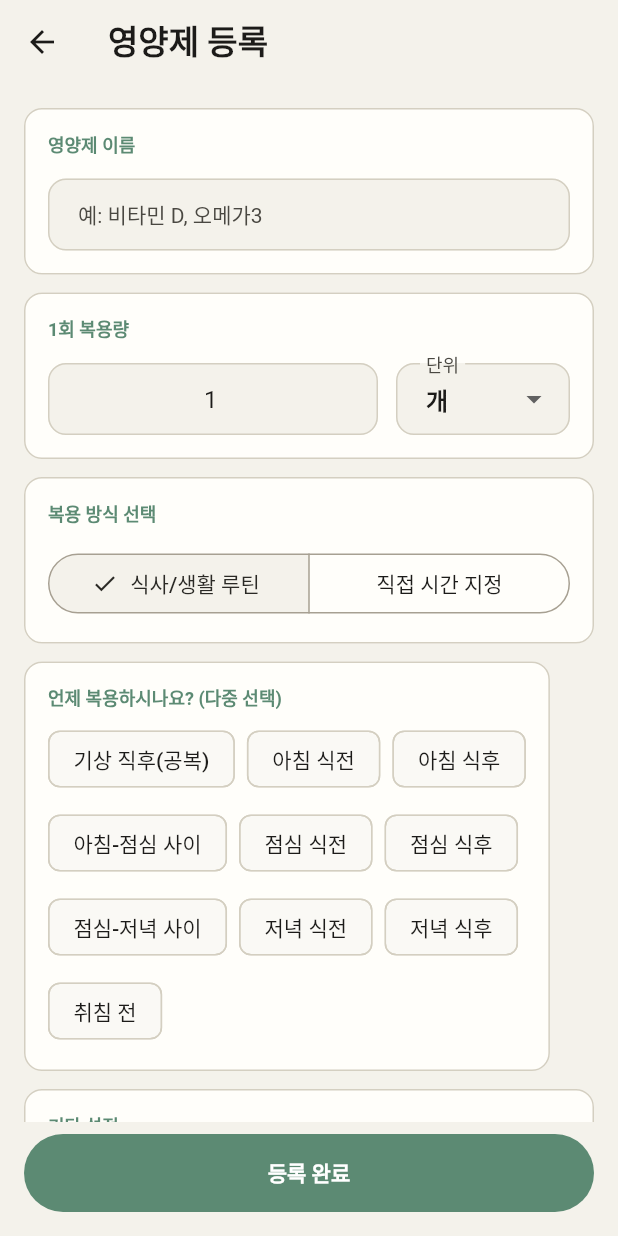
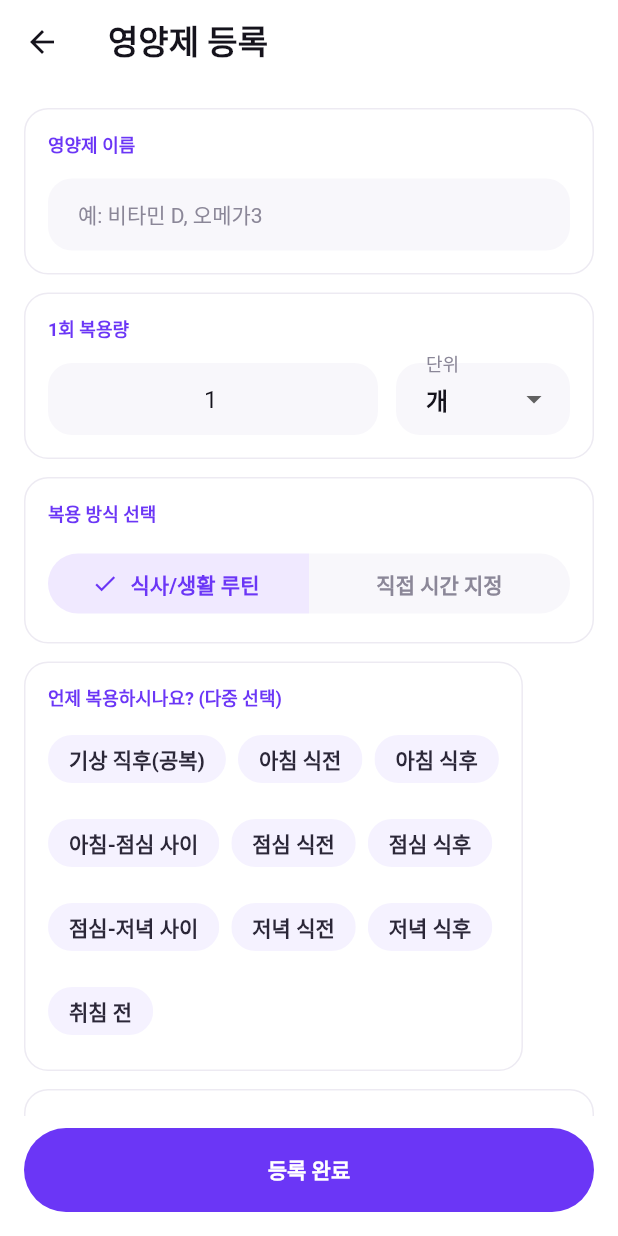
Before and after one commit to Jiyeong-kor/supplement_routine, a Flutter app: the screen it shows after launch, after a tap on the "add" icon, on a phone screen of 412 x 824 dp. Run offline on Flutter 3.47's test engine with Material 3 defaults, Android fonts, the phone set to English and light mode, and no system bars; our stand-ins replace flutter_local_notifications, flutter_riverpod, flutter_timezone, shared_preferences, timezone; Roboto replaces fonts that are missing (Pretendard).

Commit message:
Update app design system styling

```diff
--- a/lib/app/app_colors.dart
+++ b/lib/app/app_colors.dart
@@ -1,11 +1,11 @@
 import 'package:flutter/material.dart';
 
 class AppColors {
-  static const seed = Color(0xFF5C8A73);
+  static const seed = Color(0xFF6B36F6);
 
-  static const success = Color(0xFF466C59);
-  static const warning = Color(0xFFB26A00);
-  static const error = Color(0xFFB3261E);
+  static const success = Color(0xFF20B486);
+  static const warning = Color(0xFFFFB020);
+  static const error = Color(0xFFE5484D);
 
   static ColorScheme lightScheme =
       ColorScheme.fromSeed(
@@ -14,27 +14,27 @@ class AppColors {
       ).copyWith(
         primary: seed,
         onPrimary: Colors.white,
-        primaryContainer: const Color(0xFFE4ECE7),
-        onPrimaryContainer: const Color(0xFF1B2922),
-        secondary: const Color(0xFF6B756F),
+        primaryContainer: const Color(0xFFF0E9FF),
+        onPrimaryContainer: const Color(0xFF26105F),
+        secondary: const Color(0xFF7E7A8D),
         onSecondary: Colors.white,
-        secondaryContainer: const Color(0xFFF4F2EB),
-        onSecondaryContainer: const Color(0xFF2A2925),
-        tertiary: const Color(0xFF7B6B54),
+        secondaryContainer: const Color(0xFFF5F2FF),
+        onSecondaryContainer: const Color(0xFF2B2738),
+        tertiary: const Color(0xFFFFB84D),
         onTertiary: Colors.white,
-        tertiaryContainer: const Color(0xFFEDE3D6),
-        onTertiaryContainer: const Color(0xFF2F2417),
-        surface: const Color(0xFFFAF9F5),
-        onSurface: const Color(0xFF1C1B19),
-        surfaceContainerLow: const Color(0xFFFFFEFA),
-        surfaceContainer: const Color(0xFFF4F2EB),
-        surfaceContainerHigh: const Color(0xFFECE8DD),
-        surfaceContainerHighest: const Color(0xFFE6E2D5),
-        onSurfaceVariant: const Color(0xFF4A4842),
+        tertiaryContainer: const Color(0xFFFFF3D8),
+        onTertiaryContainer: const Color(0xFF4C3500),
+        surface: Colors.white,
+        onSurface: const Color(0xFF15131C),
+        surfaceContainerLow: Colors.white,
+        surfaceContainer: const Color(0xFFF8F7FB),
+        surfaceContainerHigh: const Color(0xFFF2F0F7),
+        surfaceContainerHighest: const Color(0xFFEAE7F2),
+        onSurfaceVariant: const Color(0xFF8B8798),
         error: error,
         onError: Colors.white,
-        outline: const Color(0xFFA7A092),
-        outlineVariant: const Color(0xFFD4CFC1),
+        outline: const Color(0xFFC9C4D7),
+        outlineVariant: const Color(0xFFE8E5EF),
       );
 
   static ColorScheme darkScheme =
@@ -42,28 +42,28 @@ class AppColors {
         seedColor: seed,
         brightness: Brightness.dark,
       ).copyWith(
-        primary: const Color(0xFFA3C2B1),
-        onPrimary: const Color(0xFF1B2922),
-        primaryContainer: const Color(0xFF365345),
-        onPrimaryContainer: const Color(0xFFE4ECE7),
-        secondary: const Color(0xFFD4CFC1),
-        onSecondary: const Color(0xFF2A2925),
-        secondaryContainer: const Color(0xFF3A3832),
-        onSecondaryContainer: const Color(0xFFF4F2EB),
-        tertiary: const Color(0xFFD9C2A3),
-        onTertiary: const Color(0xFF352716),
-        tertiaryContainer: const Color(0xFF4B3924),
-        onTertiaryContainer: const Color(0xFFF4E4CC),
-        surface: const Color(0xFF1C1B19),
-        onSurface: const Color(0xFFF4F2EB),
-        surfaceContainerLow: const Color(0xFF24231F),
-        surfaceContainer: const Color(0xFF2A2925),
-        surfaceContainerHigh: const Color(0xFF34322D),
-        surfaceContainerHighest: const Color(0xFF403D37),
-        onSurfaceVariant: const Color(0xFFD4CFC1),
-        error: const Color(0xFFFFB4AB),
-        onError: const Color(0xFF690005),
-        outline: const Color(0xFF938D81),
-        outlineVariant: const Color(0xFF4A4842),
+        primary: const Color(0xFFB8A0FF),
+        onPrimary: const Color(0xFF26005D),
+        primaryContainer: const Color(0xFF3C1A8F),
+        onPrimaryContainer: const Color(0xFFF0E9FF),
+        secondary: const Color(0xFFCFC9DE),
+        onSecondary: const Color(0xFF302A3F),
+        secondaryContainer: const Color(0xFF2E2939),
+        onSecondaryContainer: const Color(0xFFF3EFFC),
+        tertiary: const Color(0xFFFFD071),
+        onTertiary: const Color(0xFF422C00),
+        tertiaryContainer: const Color(0xFF5F4300),
+        onTertiaryContainer: const Color(0xFFFFF0CA),
+        surface: const Color(0xFF15131C),
+        onSurface: const Color(0xFFF8F7FB),
+        surfaceContainerLow: const Color(0xFF1E1B27),
+        surfaceContainer: const Color(0xFF24202E),
+        surfaceContainerHigh: const Color(0xFF302B3A),
+        surfaceContainerHighest: const Color(0xFF3C3548),
+        onSurfaceVariant: const Color(0xFFCFC9DE),
+        error: const Color(0xFFFFB3B6),
+        onError: const Color(0xFF680007),
+        outline: const Color(0xFF958EA6),
+        outlineVariant: const Color(0xFF4B4558),
       );
 }
--- a/lib/app/app_components.dart
+++ b/lib/app/app_components.dart
@@ -6,30 +6,32 @@ import 'app_spacing.dart';
 class AppComponents {
   static ButtonStyle filledButtonStyle(ColorScheme colorScheme) {
     return FilledButton.styleFrom(
-      minimumSize: const Size.fromHeight(52),
+      minimumSize: const Size.fromHeight(56),
       shape: const StadiumBorder(),
-      textStyle: const TextStyle(fontWeight: FontWeight.w600),
+      textStyle: const TextStyle(fontWeight: FontWeight.w700),
     );
   }
 
   static ButtonStyle textButtonStyle(ColorScheme colorScheme) {
     return TextButton.styleFrom(
       shape: const StadiumBorder(),
-      textStyle: const TextStyle(fontWeight: FontWeight.w600),
+      textStyle: const TextStyle(fontWeight: FontWeight.w700),
     );
   }
 
   static OutlinedBorder cardShape(ColorScheme colorScheme) {
     return RoundedRectangleBorder(
-      borderRadius: AppRadius.mdBorder,
-      side: BorderSide(color: colorScheme.outlineVariant),
+      borderRadius: AppRadius.lgBorder,
+      side: BorderSide(
+        color: colorScheme.outlineVariant.withValues(alpha: 0.8),
+      ),
     );
   }
 
   static InputBorder inputBorder(ColorScheme colorScheme) {
     return OutlineInputBorder(
-      borderRadius: AppRadius.mdBorder,
-      borderSide: BorderSide(color: colorScheme.outlineVariant),
+      borderRadius: AppRadius.lgBorder,
+      borderSide: BorderSide.none,
     );
   }
 
--- a/lib/app/app_theme.dart
+++ b/lib/app/app_theme.dart
@@ -21,14 +21,16 @@ class AppTheme {
       colorScheme: colorScheme,
       fontFamily: AppTypography.fontFamily,
       textTheme: textTheme,
-      scaffoldBackgroundColor: colorScheme.surfaceContainer,
+      scaffoldBackgroundColor: colorScheme.surface,
       visualDensity: VisualDensity.standard,
       appBarTheme: AppBarTheme(
         centerTitle: false,
-        scrolledUnderElevation: 1,
-        backgroundColor: colorScheme.surfaceContainer,
+        scrolledUnderElevation: 0,
+        backgroundColor: colorScheme.surface,
         foregroundColor: colorScheme.onSurface,
-        titleTextStyle: textTheme.titleLarge,
+        titleTextStyle: textTheme.titleLarge?.copyWith(
+          fontWeight: FontWeight.w700,
+        ),
         elevation: 0,
       ),
       cardTheme: CardThemeData(
@@ -50,11 +52,11 @@ class AppTheme {
         border: AppComponents.inputBorder(colorScheme),
         enabledBorder: AppComponents.inputBorder(colorScheme),
         focusedBorder: OutlineInputBorder(
-          borderRadius: AppRadius.mdBorder,
-          borderSide: BorderSide(color: colorScheme.primary, width: 1.5),
+          borderRadius: AppRadius.lgBorder,
+          borderSide: BorderSide(color: colorScheme.primary, width: 1.2),
         ),
         errorBorder: OutlineInputBorder(
-          borderRadius: AppRadius.mdBorder,
+          borderRadius: AppRadius.lgBorder,
           borderSide: BorderSide(color: colorScheme.error),
         ),
         hintStyle: textTheme.bodyMedium?.copyWith(
@@ -63,17 +65,25 @@ class AppTheme {
       ),
       navigationBarTheme: NavigationBarThemeData(
         labelBehavior: NavigationDestinationLabelBehavior.alwaysShow,
-        indicatorColor: colorScheme.primary.withValues(alpha: 0.1),
+        indicatorColor: colorScheme.primaryContainer,
         backgroundColor: colorScheme.surface,
         elevation: 0,
+        iconTheme: WidgetStateProperty.resolveWith((states) {
+          final selected = states.contains(WidgetState.selected);
+
+          return IconThemeData(
+            color: selected ? colorScheme.primary : colorScheme.outline,
+            size: selected ? 26 : 24,
+          );
+        }),
         labelTextStyle: WidgetStateProperty.resolveWith((states) {
           final color = states.contains(WidgetState.selected)
               ? colorScheme.primary
-              : colorScheme.onSurfaceVariant;
+              : colorScheme.outline;
 
           return textTheme.labelMedium?.copyWith(
             color: color,
-            fontWeight: FontWeight.w600,
+            fontWeight: FontWeight.w700,
           );
         }),
       ),
@@ -94,10 +104,10 @@ class AppTheme {
           backgroundColor: colorScheme.surfaceContainerLow,
           foregroundColor: colorScheme.primary,
           minimumSize: const Size.fromHeight(54),
-          elevation: 1,
+          elevation: 0,
           shape: const StadiumBorder(),
           textStyle: textTheme.labelLarge?.copyWith(
-            fontWeight: FontWeight.w600,
+            fontWeight: FontWeight.w700,
           ),
         ),
       ),
@@ -127,7 +137,7 @@ class AppTheme {
         iconColor: colorScheme.onSurfaceVariant,
         textColor: colorScheme.onSurface,
         titleTextStyle: textTheme.bodyLarge?.copyWith(
-          fontWeight: FontWeight.w500,
+          fontWeight: FontWeight.w600,
         ),
         subtitleTextStyle: textTheme.bodySmall?.copyWith(
           color: colorScheme.onSurfaceVariant,
@@ -138,11 +148,52 @@ class AppTheme {
         ),
       ),
       chipTheme: ChipThemeData(
-        shape: RoundedRectangleBorder(borderRadius: AppRadius.smBorder),
-        labelStyle: textTheme.labelLarge,
-        selectedColor: colorScheme.primary,
-        secondaryLabelStyle: TextStyle(color: colorScheme.onPrimary),
-        side: BorderSide(color: colorScheme.outlineVariant),
+        backgroundColor: colorScheme.secondaryContainer,
+        shape: RoundedRectangleBorder(borderRadius: AppRadius.pillBorder),
+        labelStyle: textTheme.labelLarge?.copyWith(
+          color: colorScheme.onSecondaryContainer,
+          fontWeight: FontWeight.w700,
+        ),
+        selectedColor: colorScheme.primaryContainer,
+        secondaryLabelStyle: TextStyle(
+          color: colorScheme.primary,
+          fontWeight: FontWeight.w700,
+        ),
+        side: BorderSide.none,
+        padding: const EdgeInsets.symmetric(horizontal: AppSpacing.xs),
+      ),
+      switchTheme: SwitchThemeData(
+        thumbColor: WidgetStateProperty.resolveWith((states) {
+          return states.contains(WidgetState.selected)
+              ? colorScheme.primary
+              : colorScheme.outline;
+        }),
+        trackColor: WidgetStateProperty.resolveWith((states) {
+          return states.contains(WidgetState.selected)
+              ? colorScheme.primaryContainer
+              : colorScheme.surfaceContainerHighest;
+        }),
+      ),
+      segmentedButtonTheme: SegmentedButtonThemeData(
+        style: ButtonStyle(
+          backgroundColor: WidgetStateProperty.resolveWith((states) {
+            return states.contains(WidgetState.selected)
+                ? colorScheme.primaryContainer
+                : colorScheme.surfaceContainer;
+          }),
+          foregroundColor: WidgetStateProperty.resolveWith((states) {
+            return states.contains(WidgetState.selected)
+                ? colorScheme.primary
+                : colorScheme.onSurfaceVariant;
+          }),
+          side: WidgetStatePropertyAll(BorderSide.none),
+          shape: WidgetStatePropertyAll(
+            RoundedRectangleBorder(borderRadius: AppRadius.pillBorder),
+          ),
+          textStyle: WidgetStatePropertyAll(
+            textTheme.labelLarge?.copyWith(fontWeight: FontWeight.w700),
+          ),
+        ),
       ),
     );
   }
--- a/lib/app/app_typography.dart
+++ b/lib/app/app_typography.dart
@@ -24,12 +24,12 @@ class AppTypography {
       displayLarge: style(57, 64, FontWeight.w400),
       displayMedium: style(45, 52, FontWeight.w400),
       displaySmall: style(36, 44, FontWeight.w400),
-      headlineLarge: style(32, 40, FontWeight.w600),
-      headlineMedium: style(28, 36, FontWeight.w600),
-      headlineSmall: style(24, 32, FontWeight.w600),
-      titleLarge: style(22, 28, FontWeight.w600),
-      titleMedium: style(16, 24, FontWeight.w600),
-      titleSmall: style(14, 20, FontWeight.w600),
+      headlineLarge: style(32, 40, FontWeight.w700),
+      headlineMedium: style(28, 36, FontWeight.w700),
+      headlineSmall: style(24, 32, FontWeight.w700),
+      titleLarge: style(22, 30, FontWeight.w700),
+      titleMedium: style(16, 24, FontWeight.w700),
+      titleSmall: style(14, 20, FontWeight.w700),
       bodyLarge: style(16, 24, FontWeight.w400),
       bodyMedium: style(14, 20, FontWeight.w400),
       bodySmall: style(12, 16, FontWeight.w400),
--- a/lib/features/history/history_screen.dart
+++ b/lib/features/history/history_screen.dart
@@ -395,9 +395,9 @@ class _HistoryOverviewCard extends StatelessWidget {
     final textTheme = Theme.of(context).textTheme;
     final percent = (summary.completionRate * 100).round();
 
-    return Card.filled(
+    return Card(
       margin: EdgeInsets.zero,
-      color: colorScheme.primaryContainer,
+      color: colorScheme.surfaceContainerLow,
       child: Padding(
         padding: const EdgeInsets.all(AppSpacing.xl),
         child: Column(
@@ -406,15 +406,15 @@ class _HistoryOverviewCard extends StatelessWidget {
             Text(
               l10n.historyTodayOverviewTitle,
               style: textTheme.titleMedium?.copyWith(
-                color: colorScheme.onPrimaryContainer,
+                color: colorScheme.onSurface,
               ),
             ),
             const SizedBox(height: AppSpacing.sm),
             Text(
               l10n.historyPercent(percent),
               style: textTheme.headlineLarge?.copyWith(
-                color: colorScheme.onPrimaryContainer,
-                fontWeight: FontWeight.w600,
+                color: colorScheme.primary,
+                fontWeight: FontWeight.w700,
               ),
             ),
             const SizedBox(height: AppSpacing.sm),
@@ -427,15 +427,15 @@ class _HistoryOverviewCard extends StatelessWidget {
                       summary.totalCount,
                     ),
               style: textTheme.bodyMedium?.copyWith(
-                color: colorScheme.onPrimaryContainer,
+                color: colorScheme.onSurfaceVariant,
               ),
             ),
             const SizedBox(height: AppSpacing.lg),
             LinearProgressIndicator(
               value: summary.completionRate,
-              minHeight: 10,
+              minHeight: 8,
               borderRadius: AppRadius.pillBorder,
-              backgroundColor: colorScheme.primary.withValues(alpha: 0.18),
+              backgroundColor: colorScheme.primaryContainer,
             ),
           ],
         ),
@@ -475,15 +475,15 @@ class _HistoryItem extends StatelessWidget {
               height: 44,
               child: DecoratedBox(
                 decoration: BoxDecoration(
-                  color: _statusColor(colorScheme, completion),
-                  shape: BoxShape.circle,
+                  color: colorScheme.primaryContainer,
+                  borderRadius: AppRadius.pillBorder,
                 ),
                 child: Center(
                   child: Text(
                     '${(completion * 100).round()}',
                     style: textTheme.labelLarge?.copyWith(
-                      color: colorScheme.onPrimary,
-                      fontWeight: FontWeight.w600,
+                      color: _statusColor(colorScheme, completion),
+                      fontWeight: FontWeight.w700,
                     ),
                   ),
                 ),
--- a/lib/features/supplement/supplement_list_screen.dart
+++ b/lib/features/supplement/supplement_list_screen.dart
@@ -193,7 +193,7 @@ class _SupplementListItem extends StatelessWidget {
           children: [
             DecoratedBox(
               decoration: BoxDecoration(
-                color: colorScheme.primaryContainer,
+                color: colorScheme.secondaryContainer,
                 borderRadius: AppRadius.lgBorder,
               ),
               child: Padding(
@@ -282,7 +282,7 @@ class _SupplementMetaChip extends StatelessWidget {
 
     return DecoratedBox(
       decoration: BoxDecoration(
-        color: colorScheme.surfaceContainerHighest,
+        color: colorScheme.primaryContainer,
         borderRadius: AppRadius.pillBorder,
       ),
       child: Padding(
@@ -292,9 +292,10 @@ class _SupplementMetaChip extends StatelessWidget {
         ),
         child: Text(
           label,
-          style: Theme.of(
-            context,
-          ).textTheme.labelSmall?.copyWith(color: colorScheme.onSurfaceVariant),
+          style: Theme.of(context).textTheme.labelSmall?.copyWith(
+            color: colorScheme.primary,
+            fontWeight: FontWeight.w700,
+          ),
         ),
       ),
     );
--- a/lib/features/today/today_screen.dart
+++ b/lib/features/today/today_screen.dart
@@ -44,7 +44,7 @@ class TodayScreen extends ConsumerWidget {
             crossAxisAlignment: CrossAxisAlignment.start,
             children: [
               _TodayHeader(dateText: dateString, quoteText: quoteText),
-              const SizedBox(height: AppSpacing.lg),
+              const SizedBox(height: AppSpacing.xl),
               _TodayProgressCard(done: doneCount, total: totalCount),
               const SizedBox(height: AppSpacing.xxxl),
               Text(
@@ -119,42 +119,31 @@ class _TodayHeader extends StatelessWidget {
     return Column(
       crossAxisAlignment: CrossAxisAlignment.start,
       children: [
-        Text(
-          dateText,
-          style: textTheme.labelLarge?.copyWith(
-            color: colorScheme.primary,
-            fontWeight: FontWeight.w600,
-          ),
-        ),
-        const SizedBox(height: AppSpacing.sm),
-        Card.filled(
-          margin: EdgeInsets.zero,
-          color: colorScheme.primaryContainer,
-          child: Padding(
-            padding: const EdgeInsets.all(AppSpacing.xl),
-            child: Row(
-              children: [
         DecoratedBox(
           decoration: BoxDecoration(
-                    color: colorScheme.primary.withValues(alpha: 0.12),
-                    borderRadius: AppRadius.lgBorder,
+            color: colorScheme.primaryContainer,
+            borderRadius: AppRadius.pillBorder,
           ),
           child: Padding(
-                    padding: const EdgeInsets.all(AppSpacing.md),
-                    child: Icon(Icons.auto_awesome, color: colorScheme.primary),
+            padding: const EdgeInsets.symmetric(
+              horizontal: AppSpacing.md,
+              vertical: AppSpacing.xs,
             ),
-                ),
-                const SizedBox(width: AppSpacing.md),
-                Expanded(
             child: Text(
-                    quoteText,
-                    style: textTheme.bodyMedium?.copyWith(
-                      color: colorScheme.onPrimaryContainer,
+              dateText,
+              style: textTheme.labelMedium?.copyWith(
+                color: colorScheme.primary,
+                fontWeight: FontWeight.w700,
               ),
             ),
           ),
-              ],
         ),
+        const SizedBox(height: AppSpacing.md),
+        Text(
+          quoteText,
+          style: textTheme.headlineSmall?.copyWith(
+            color: colorScheme.onSurface,
+            height: 1.28,
           ),
         ),
       ],
@@ -190,7 +179,7 @@ class _TodayProgressCard extends StatelessWidget {
                 Column(
                   crossAxisAlignment: CrossAxisAlignment.start,
                   children: [
-                    Text(l10n.todayRoutineTitle, style: textTheme.titleSmall),
+                    Text(l10n.todayRoutineTitle, style: textTheme.titleMedium),
                     const SizedBox(height: AppSpacing.xxs),
                     Text(
                       l10n.todayProgressCount(done, total),
@@ -214,8 +203,8 @@ class _TodayProgressCard extends StatelessWidget {
               borderRadius: AppRadius.pillBorder,
               child: LinearProgressIndicator(
                 value: percent,
-                minHeight: 10,
-                backgroundColor: colorScheme.surfaceContainerHighest,
+                minHeight: 8,
+                backgroundColor: colorScheme.primaryContainer,
               ),
             ),
           ],
@@ -268,7 +257,7 @@ class _TodaySupplementItem extends StatelessWidget {
             children: [
               DecoratedBox(
                 decoration: BoxDecoration(
-                  color: colorScheme.primaryContainer,
+                  color: colorScheme.secondaryContainer,
                   borderRadius: AppRadius.lgBorder,
                 ),
                 child: SizedBox(
@@ -292,7 +281,7 @@ class _TodaySupplementItem extends StatelessWidget {
                           time.split(' ').skip(1).join(' '),
                           textAlign: TextAlign.center,
                           style: textTheme.labelLarge?.copyWith(
-                            color: colorScheme.onPrimaryContainer,
+                            color: colorScheme.primary,
                             fontWeight: FontWeight.w700,
                           ),
                         ),
@@ -360,7 +349,7 @@ class _MetaChip extends StatelessWidget {
 
     return DecoratedBox(
       decoration: BoxDecoration(
-        color: colorScheme.surfaceContainerHighest,
+        color: colorScheme.primaryContainer,
         borderRadius: AppRadius.pillBorder,
       ),
       child: Padding(
@@ -372,7 +361,7 @@ class _MetaChip extends StatelessWidget {
           label,
           style: Theme.of(
             context,
-          ).textTheme.labelSmall?.copyWith(color: colorScheme.onSurfaceVariant),
+          ).textTheme.labelSmall?.copyWith(color: colorScheme.primary),
         ),
       ),
     );
```
Also changed, not shown: docs/assets/colors/error.svg, docs/assets/colors/seed.svg, docs/assets/colors/success.svg, docs/assets/colors/warning.svg, 5 other files. Lines whose indentation alone changed are shown as unchanged.
